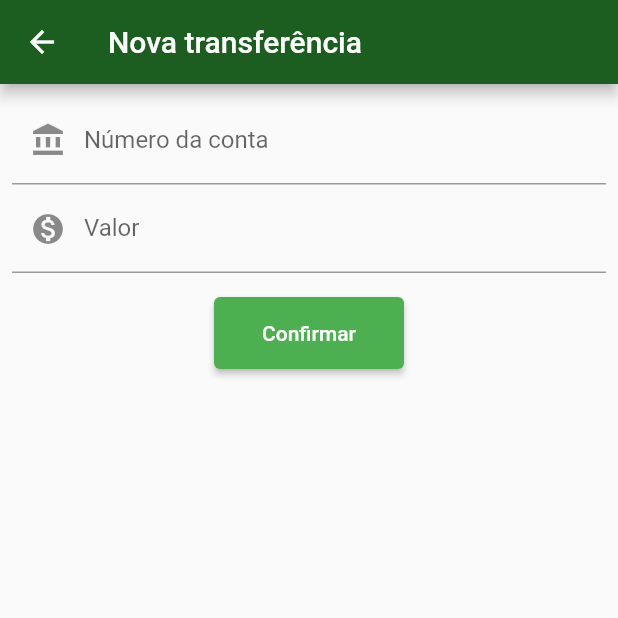
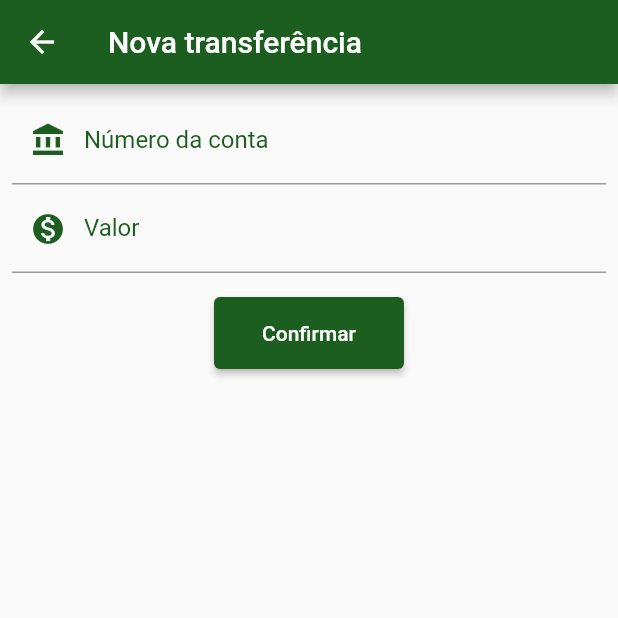
Before and after one commit to javascripto/dart, a Flutter app: the screen it shows after launch, after a tap on the "add" icon, on a phone screen of 412 x 824 dp, the top half of it. Run offline on Flutter 3.47's test engine with Material 2 defaults, Android fonts, the phone set to English and light mode, and no system bars.

Commit message:
refactor: theme

```diff
--- a/src/my_flutter_app/lib/main.dart
+++ b/src/my_flutter_app/lib/main.dart
@@ -10,16 +10,29 @@ class App extends StatelessWidget {
   Widget build(BuildContext context) {
     return MaterialApp(
       debugShowCheckedModeBanner: false,
+      home: TransferenceList(),
       theme: ThemeData(
-        primarySwatch: Colors.green,
+        primaryColor: Colors.green[900],
+        accentColor: Colors.yellow[600],
+        elevatedButtonTheme: ElevatedButtonThemeData(
+          style: ButtonStyle(
+            backgroundColor: MaterialStateProperty.all(Colors.green[900]),
+            foregroundColor: MaterialStateProperty.all(Colors.white),
+          ),
+        ),
+        floatingActionButtonTheme: FloatingActionButtonThemeData(
+          backgroundColor: Colors.green[900],
+          foregroundColor: Colors.white,
+        ),
       ),
-      home: TransferenceList(),
     );
   }
 }
 
 class TransferenceList extends StatefulWidget {
-  final transferenceList = <Transference>[];
+  final transferenceList = <Transference>[
+    Transference(amount: 123, account: 123),
+  ];
 
   @override
   State<TransferenceList> createState() {
@@ -33,7 +46,6 @@ class _TransferenceListState extends State<TransferenceList> {
     return Scaffold(
       appBar: AppBar(
         title: Text('Transferências'),
-        backgroundColor: Colors.green.shade900,
       ),
       // Column não é adequado para renderizar listas de items, usamos ListView.
       // ListView não é usado para listas dinâmicas, nesse caso usamos ListView.builder.
@@ -46,7 +58,6 @@ class _TransferenceListState extends State<TransferenceList> {
       floatingActionButton: FloatingActionButton(
         child: Icon(Icons.add),
         onPressed: () => _openTransferenceForm(context),
-        backgroundColor: Colors.green.shade900,
       ),
     );
   }
@@ -76,7 +87,7 @@ class TransferenceItem extends StatelessWidget {
       child: ListTile(
         leading: Icon(
           Icons.monetization_on,
-          color: Colors.green.shade900,
+          color: Theme.of(context).primaryColor,
         ),
         title: Text('${transference.amount}'),
         subtitle: Text('${transference.account}'),
@@ -101,7 +112,6 @@ class _TransferenceFormState extends State<TransferenceForm> {
     return Scaffold(
       appBar: AppBar(
         title: Text('Nova transferência'),
-        backgroundColor: Colors.green.shade900,
       ),
       body: Padding(
         padding: EdgeInsets.all(8),
@@ -131,7 +141,6 @@ class _TransferenceFormState extends State<TransferenceForm> {
                     padding: const EdgeInsets.all(16.0),
                     child: Text('Confirmar'),
                   ),
-                  style: ButtonStyle(),
                 ),
               ),
             ],
@@ -189,7 +198,23 @@ class Editor extends StatelessWidget {
       decoration: InputDecoration(
         hintText: hint,
         labelText: label,
-        prefixIcon: icon != null ? Icon(icon) : null,
+        prefixIcon: icon != null
+          ? Icon(
+            icon,
+            color: Theme.of(context).primaryColor,
+          )
+          : null,
+        hintStyle: TextStyle(
+          color: Theme.of(context).primaryColor,
+        ),
+        labelStyle: TextStyle(
+          color: Theme.of(context).primaryColor,
+        ),
+        focusedBorder: UnderlineInputBorder(
+          borderSide: BorderSide(
+            color: Theme.of(context).primaryColor,
+          ),
+        ),
       ),
       keyboardType: keyboardType,
     );
```
